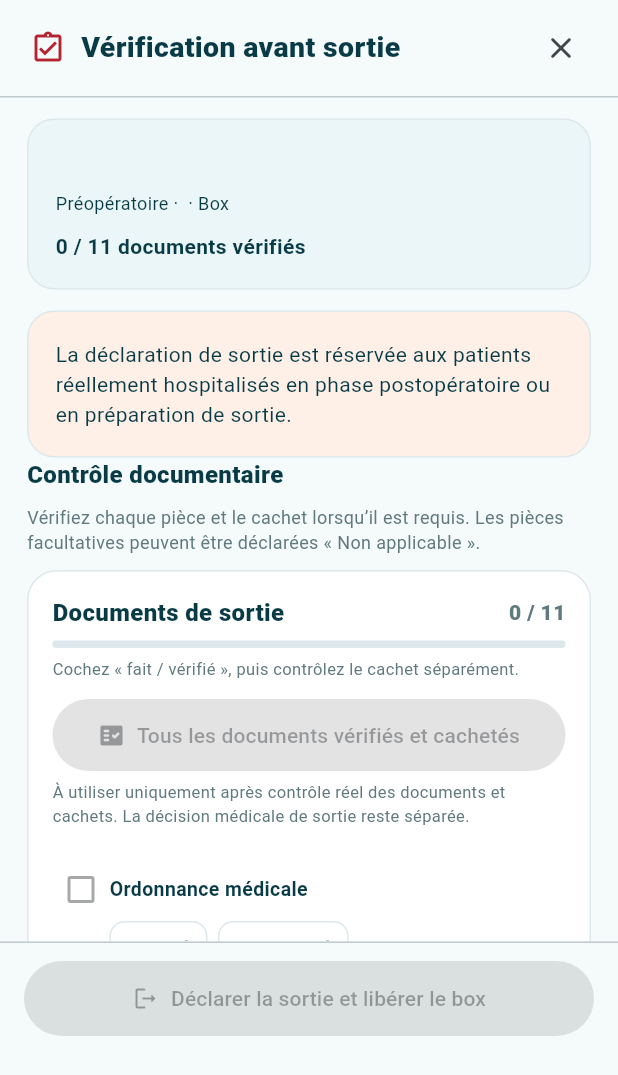
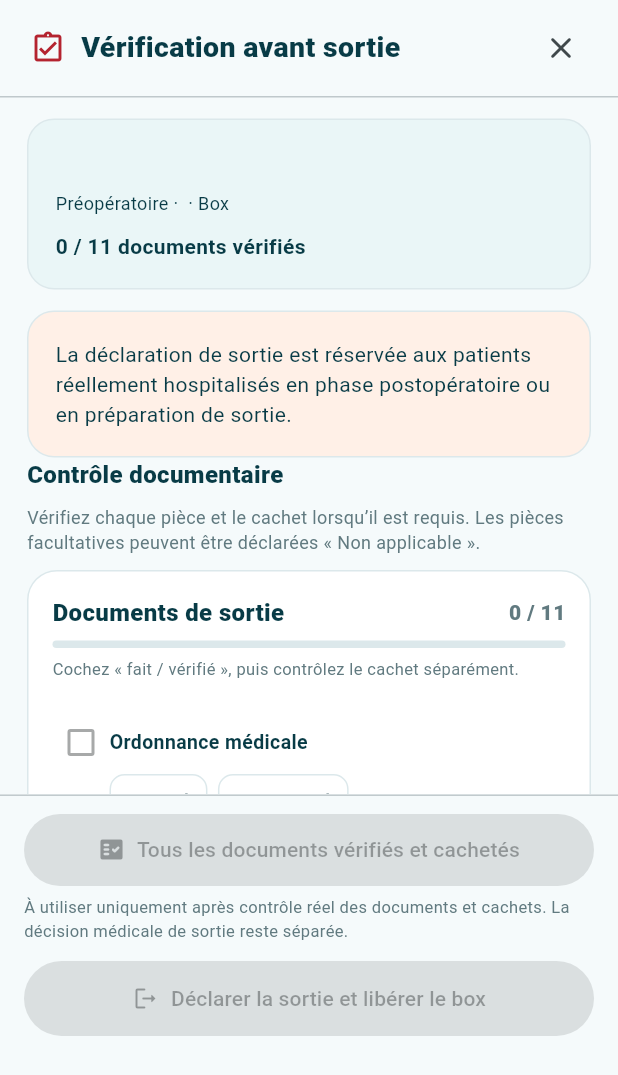
Before and after one commit to elghalimamac-tech/VISCERA, a Flutter app: the DischargeVerificationSheet widget shown alone on an empty page, opened directly with empty values, on a phone screen of 412 x 824 dp. Shown: the top 1075 px of the screen. Run offline on Flutter 3.47's test engine with Material 3 defaults, Android fonts, the phone set to English and light mode, and no system bars; our stand-ins replace firebase_core, firebase_messaging, flutter_local_notifications, flutter_svg, shared_preferences, speech_to_text and 2 more; missing offline and left inert: dart:js_interop, postgrest; accounts and stored records are empty.

Commit message:
ui(discharge): move bulk verification to bottom of both exit screens
* refactor(discharge): keep reusable checklist limited to individual documents

* ui(discharge): move bulk document validation to bottom of discharge page

* ui(discharge): pin bulk verification to bottom of review sheet above red exit

* test(discharge): expect verification shortcut outside checklist in footer

* test(discharge): assert bulk action visible in review sheet sticky footer

* docs(discharge): document bottom placement in full screen and review window

```diff
--- a/lib/document_checklist.dart
+++ b/lib/document_checklist.dart
@@ -30,10 +30,6 @@ class DocumentChecklist extends StatelessWidget {
         const SizedBox(height:6),
         const Text('Cochez « fait / vérifié », puis contrôlez le cachet séparément.',style:TextStyle(fontSize:11,color:VColors.muted)),
         const SizedBox(height:12),
-        if (identical(requirements, ClinicalDocuments.discharge)) ...[
-          DischargeDocumentsBulkAction(patient:patient,readOnly:readOnly),
-          const SizedBox(height:12),
-        ],
         ...requirements.map((item)=>_row(context,item)),
       ]),
     );
--- a/lib/screens/discharge.dart
+++ b/lib/screens/discharge.dart
@@ -40,9 +40,13 @@ class _DischargePageState extends State<DischargePage> {
       if(!widget.readOnly)...[
         SectionHeading('Validation médicale'),
         VCard(child:Column(children:[CheckboxListTile(contentPadding:EdgeInsets.zero,controlAffinity:ListTileControlAffinity.leading,title:const Text('Évaluation clinique et documents relus, corrigés et validés par le médecin.',style:TextStyle(fontSize:12.8)),value:clinicalValidated,onChanged:(v)=>setState(()=>clinicalValidated=v??false)),if(p.isFar)CheckboxListTile(contentPadding:EdgeInsets.zero,controlAffinity:ListTileControlAffinity.leading,title:const Text('Ordonnance sur support FAR préparée.',style:TextStyle(fontSize:12.8)),value:farPrescriptionReady,onChanged:(v)=>setState(()=>farPrescriptionReady=v??false))])),
-        const SizedBox(height:18),SizedBox(width:double.infinity,child:ElevatedButton.icon(onPressed:(!saving&&p.canDeclareDischarge&&clinicalValidated&&(!p.isFar||farPrescriptionReady))?_confirm:null,icon:const Icon(Icons.check_circle_outline_rounded),label:const Text('Valider la sortie et libérer le box'))),
         if(!p.allChecked(ClinicalDocuments.discharge))const Padding(padding:EdgeInsets.only(top:9),child:Text('Sortie bloquée : vérifiez tous les documents obligatoires et leurs cachets. Pour les pièces absentes ou non requises, utilisez « Non applicable » lorsque proposé.',style:TextStyle(color:Color(0xFFA45633),fontSize:12))),
         const SizedBox(height:10),const Text('Les textes sont des brouillons. Aucun traitement médicamenteux n’est prescrit automatiquement. La validation ne remplace pas le dossier médical officiel.',style:TextStyle(color:VColors.muted,fontSize:11.5)),
+        const SizedBox(height:18),
+        // Action groupée placée au bas du parcours, avant la décision de sortie.
+        DischargeDocumentsBulkAction(patient:p,readOnly:saving),
+        const SizedBox(height:14),
+        SizedBox(width:double.infinity,child:ElevatedButton.icon(onPressed:(!saving&&p.canDeclareDischarge&&clinicalValidated&&(!p.isFar||farPrescriptionReady))?_confirm:null,icon:const Icon(Icons.check_circle_outline_rounded),label:const Text('Valider la sortie et libérer le box'))),
       ]
     ]))),
   );
--- a/lib/screens/discharge_verification_sheet.dart
+++ b/lib/screens/discharge_verification_sheet.dart
@@ -193,7 +193,12 @@ class _DischargeVerificationSheetState extends State<DischargeVerificationSheet>
             const Divider(height: 1),
             Padding(
               padding: const EdgeInsets.fromLTRB(16, 12, 16, 18),
-              child: SizedBox(width: double.infinity,
+              child: Column(mainAxisSize: MainAxisSize.min, children: [
+                // Action toujours visible en bas de la fenêtre de vérification.
+                DischargeDocumentsBulkAction(
+                  patient: p, readOnly: !eligible || _saving),
+                const SizedBox(height: 12),
+                SizedBox(width: double.infinity,
                 child: FilledButton.icon(
                   style: FilledButton.styleFrom(
                     backgroundColor: const Color(0xFFB4232F),
@@ -209,7 +214,8 @@ class _DischargeVerificationSheetState extends State<DischargeVerificationSheet>
                     : 'Déclarer la sortie et libérer le box'),
                   onPressed: valid && !_saving ? _confirm : null,
                 ),
-              ),
+                ),
+              ]),
             ),
           ]),
         ),
```
Also changed, not shown: 3 other files.
